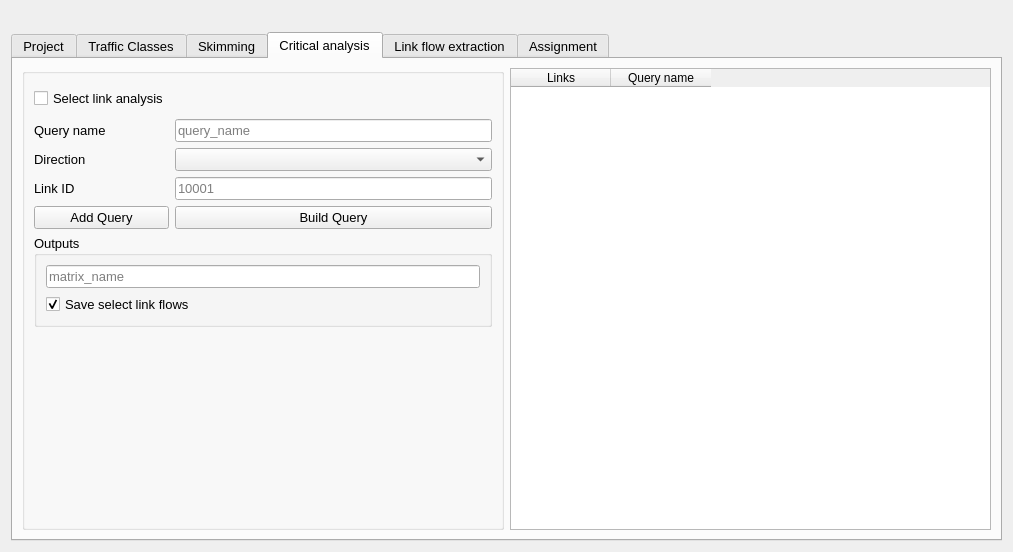
This is qaequilibrae/modules/paths_procedures/forms/ui_traffic_assignment.ui in AequilibraE/QAequilibraE as Qt 5 draws it before an edit. The edited form follows.
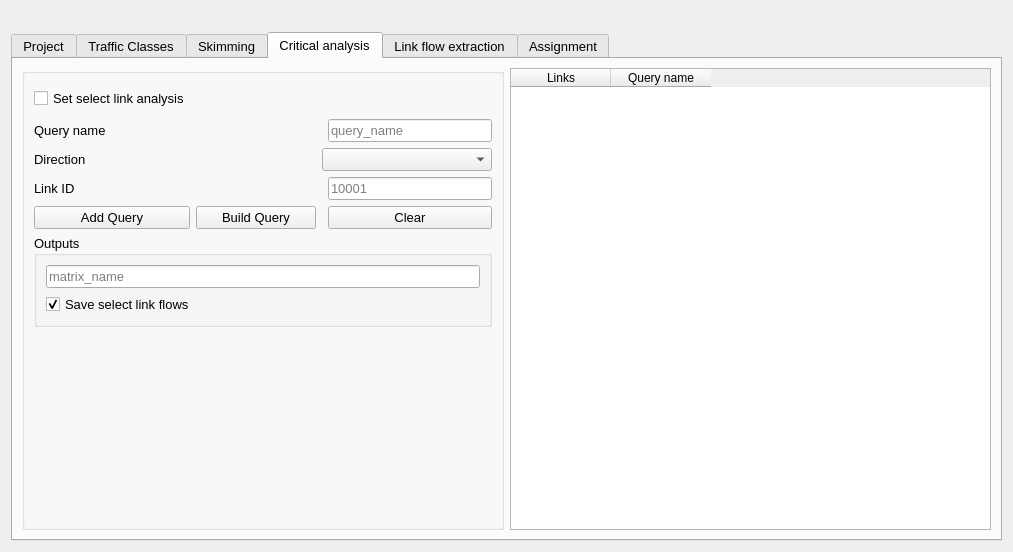
This is the edited form. The open tabs and pages were chosen to show the change.

Commit message: add data check

```diff
--- a/qaequilibrae/modules/paths_procedures/forms/ui_traffic_assignment.ui
+++ b/qaequilibrae/modules/paths_procedures/forms/ui_traffic_assignment.ui
@@ -697,7 +697,7 @@
             </property>
            </widget>
           </item>
-          <item row="5" column="1">
+          <item row="5" column="3">
            <widget class="QLineEdit" name="input_link_id">
             <property name="placeholderText">
              <string>10001</string>
@@ -711,7 +711,23 @@
             </property>
            </widget>
           </item>
-          <item row="7" column="0" colspan="2">
+          <item row="6" column="3">
+           <widget class="QPushButton" name="but_clean">
+            <property name="minimumSize">
+             <size>
+              <width>120</width>
+              <height>0</height>
+             </size>
+            </property>
+            <property name="text">
+             <string>Clear</string>
+            </property>
+           </widget>
+          </item>
+          <item row="4" column="2" colspan="2">
+           <widget class="QComboBox" name="cob_direction"/>
+          </item>
+          <item row="7" column="0" colspan="4">
            <widget class="QGroupBox" name="gridGroupBox">
             <property name="title">
              <string>Outputs</string>
@@ -743,13 +759,6 @@
             </layout>
            </widget>
           </item>
-          <item row="6" column="1">
-           <widget class="QPushButton" name="but_build_query">
-            <property name="text">
-             <string>Build Query</string>
-            </property>
-           </widget>
-          </item>
           <item row="8" column="0">
            <spacer name="verticalSpacer">
             <property name="orientation">
@@ -775,11 +784,11 @@
              </size>
             </property>
             <property name="text">
-             <string>Select link analysis</string>
+             <string>Set select link analysis</string>
             </property>
            </widget>
           </item>
-          <item row="3" column="1">
+          <item row="3" column="3">
            <widget class="QLineEdit" name="input_qry_name">
             <property name="inputMask">
              <string/>
@@ -798,11 +807,14 @@
             </property>
            </widget>
           </item>
-          <item row="4" column="1">
-           <widget class="QComboBox" name="cob_direction"/>
-          </item>
           <item row="6" column="0">
            <widget class="QPushButton" name="but_add_query">
+            <property name="minimumSize">
+             <size>
+              <width>120</width>
+              <height>0</height>
+             </size>
+            </property>
             <property name="text">
              <string>Add Query</string>
             </property>
@@ -815,6 +827,19 @@
             </property>
            </widget>
           </item>
+          <item row="6" column="1">
+           <widget class="QPushButton" name="but_build_query">
+            <property name="minimumSize">
+             <size>
+              <width>120</width>
+              <height>0</height>
+             </size>
+            </property>
+            <property name="text">
+             <string>Build Query</string>
+            </property>
+           </widget>
+          </item>
          </layout>
         </widget>
        </item>
```
The commit also changes 1 other file.
